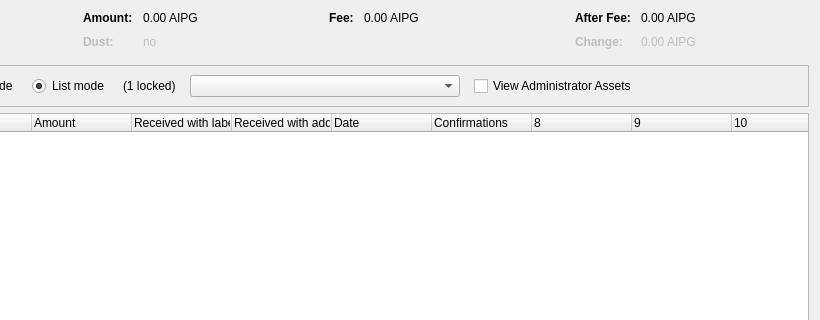
Qt form src/qt/forms/assetcontroldialog.ui (AIPowerGrid/AI-Power-Grid-Core) before a commit; both pictures show x 180 to 1000 and y 0 to 320 of the 1000 by 500 pixel window.
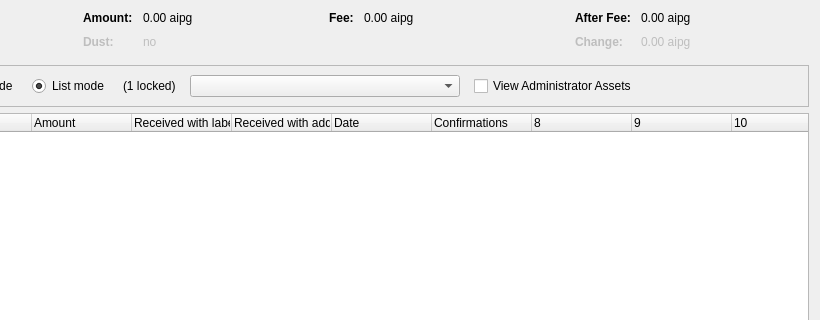
The same form after that commit. Custom widgets are drawn as their Qt base class.

```diff
--- a/src/qt/forms/assetcontroldialog.ui
+++ b/src/qt/forms/assetcontroldialog.ui
@@ -132,7 +132,7 @@
           <enum>Qt::ActionsContextMenu</enum>
          </property>
          <property name="text">
-          <string notr="true">0.00 AIPG</string>
+          <string notr="true">0.00 aipg</string>
          </property>
          <property name="textInteractionFlags">
           <set>Qt::LinksAccessibleByMouse|Qt::TextSelectableByKeyboard|Qt::TextSelectableByMouse</set>
@@ -212,7 +212,7 @@
           <enum>Qt::ActionsContextMenu</enum>
          </property>
          <property name="text">
-          <string notr="true">0.00 AIPG</string>
+          <string notr="true">0.00 aipg</string>
          </property>
          <property name="textInteractionFlags">
           <set>Qt::LinksAccessibleByMouse|Qt::TextSelectableByKeyboard|Qt::TextSelectableByMouse</set>
@@ -257,7 +257,7 @@
           <enum>Qt::ActionsContextMenu</enum>
          </property>
          <property name="text">
-          <string notr="true">0.00 AIPG</string>
+          <string notr="true">0.00 aipg</string>
          </property>
          <property name="textInteractionFlags">
           <set>Qt::LinksAccessibleByMouse|Qt::TextSelectableByKeyboard|Qt::TextSelectableByMouse</set>
@@ -292,7 +292,7 @@
           <enum>Qt::ActionsContextMenu</enum>
          </property>
          <property name="text">
-          <string notr="true">0.00 AIPG</string>
+          <string notr="true">0.00 aipg</string>
          </property>
          <property name="textInteractionFlags">
           <set>Qt::LinksAccessibleByMouse|Qt::TextSelectableByKeyboard|Qt::TextSelectableByMouse</set>
```
